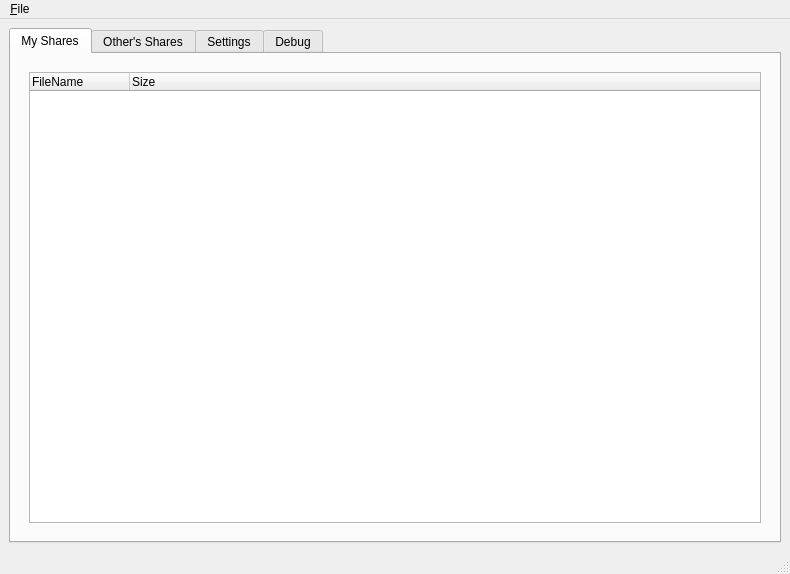
Above: src/qt-gui/MainWindow.ui from MrHacky/uftt before the change. Below: the same form after it.
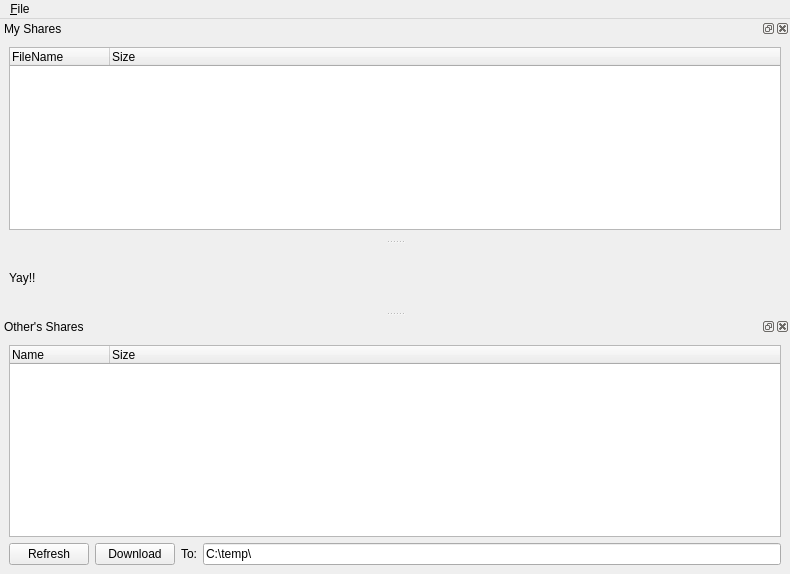
That is the form after the change. Custom widgets are drawn as their Qt base class.

Commit message: GUI update, dockable windows and stuff.

```diff
--- a/src/qt-gui/MainWindow.ui
+++ b/src/qt-gui/MainWindow.ui
@@ -13,47 +13,52 @@
    <string>MainWindow</string>
   </property>
   <widget class="QWidget" name="centralwidget" >
-   <layout class="QVBoxLayout" >
-    <property name="margin" >
-     <number>9</number>
-    </property>
-    <property name="spacing" >
-     <number>6</number>
-    </property>
+   <layout class="QHBoxLayout" >
     <item>
-     <widget class="QTabWidget" name="tabWidgetMain" >
-      <property name="currentIndex" >
-       <number>0</number>
+     <widget class="QLabel" name="label_2" >
+      <property name="text" >
+       <string>Yay!!</string>
       </property>
-      <widget class="QWidget" name="tabMyShares" >
-       <property name="accessibleName" stdset="0" >
-        <string/>
-       </property>
-       <attribute name="title" >
+     </widget>
+    </item>
+   </layout>
+  </widget>
+  <widget class="QMenuBar" name="menubar" >
+   <property name="geometry" >
+    <rect>
+     <x>0</x>
+     <y>0</y>
+     <width>790</width>
+     <height>19</height>
+    </rect>
+   </property>
+   <widget class="QMenu" name="menu_File" >
+    <property name="title" >
+     <string>&amp;File</string>
+    </property>
+    <addaction name="action_Quit" />
+   </widget>
+   <addaction name="menu_File" />
+  </widget>
+  <widget class="QDockWidget" name="dockWidget" >
+   <property name="minimumSize" >
+    <size>
+     <width>0</width>
+     <height>220</height>
+    </size>
+   </property>
+   <property name="windowTitle" >
         <string>My Shares</string>
-       </attribute>
+   </property>
+   <attribute name="dockWidgetArea" >
+    <number>4</number>
+   </attribute>
+   <widget class="QWidget" name="dockWidgetContents" >
        <layout class="QVBoxLayout" >
-        <property name="margin" >
-         <number>9</number>
-        </property>
-        <property name="spacing" >
-         <number>6</number>
-        </property>
-        <item>
-         <widget class="QWidget" native="1" name="widget" >
-          <layout class="QVBoxLayout" >
-           <property name="margin" >
-            <number>9</number>
-           </property>
-           <property name="spacing" >
-            <number>6</number>
-           </property>
            <item>
             <widget class="QSharesTreeWidget" name="treeWidget" >
              <property name="sizePolicy" >
-              <sizepolicy>
-               <hsizetype>13</hsizetype>
-               <vsizetype>13</vsizetype>
+        <sizepolicy vsizetype="Ignored" hsizetype="Ignored" >
                <horstretch>0</horstretch>
                <verstretch>0</verstretch>
               </sizepolicy>
@@ -75,13 +80,15 @@
            </item>
           </layout>
          </widget>
-        </item>
-       </layout>
-      </widget>
-      <widget class="QWidget" name="tabOthersShares" >
-       <attribute name="title" >
+  </widget>
+  <widget class="QDockWidget" name="dockWidget_2" >
+   <property name="windowTitle" >
         <string>Other's Shares</string>
-       </attribute>
+   </property>
+   <attribute name="dockWidgetArea" >
+    <number>8</number>
+   </attribute>
+   <widget class="QWidget" name="dockWidgetContents_2" >
        <layout class="QVBoxLayout" >
         <property name="margin" >
          <number>9</number>
@@ -111,6 +118,18 @@
           <property name="spacing" >
            <number>6</number>
           </property>
+       <property name="leftMargin" >
+        <number>0</number>
+       </property>
+       <property name="topMargin" >
+        <number>0</number>
+       </property>
+       <property name="rightMargin" >
+        <number>0</number>
+       </property>
+       <property name="bottomMargin" >
+        <number>0</number>
+       </property>
           <item>
            <widget class="QPushButton" name="RefreshButton" >
             <property name="text" >
@@ -135,7 +154,7 @@
           <item>
            <widget class="QLineEdit" name="DownloadEdit" >
             <property name="text" >
-             <string>/home/simon/uftt/</string>
+          <string>C:\temp\</string>
             </property>
            </widget>
           </item>
@@ -143,38 +162,7 @@
         </item>
        </layout>
       </widget>
-      <widget class="QWidget" name="tabSettings" >
-       <attribute name="title" >
-        <string>Settings</string>
-       </attribute>
-      </widget>
-      <widget class="QWidget" name="tabDebug" >
-       <attribute name="title" >
-        <string>Debug</string>
-       </attribute>
-      </widget>
-     </widget>
-    </item>
-   </layout>
-  </widget>
-  <widget class="QMenuBar" name="menubar" >
-   <property name="geometry" >
-    <rect>
-     <x>0</x>
-     <y>0</y>
-     <width>790</width>
-     <height>29</height>
-    </rect>
-   </property>
-   <widget class="QMenu" name="menu_File" >
-    <property name="title" >
-     <string>&amp;File</string>
-    </property>
-    <addaction name="action_Quit" />
-   </widget>
-   <addaction name="menu_File" />
-  </widget>
-  <widget class="QStatusBar" name="statusbar" />
+  </widget>
   <action name="action_Quit" >
    <property name="text" >
     <string>&amp;Quit</string>
```
Left out of the diff: 41 changed lines with no effect on the pictures. Lines whose indentation alone changed are shown as unchanged. The commit also changes 1 other file.
